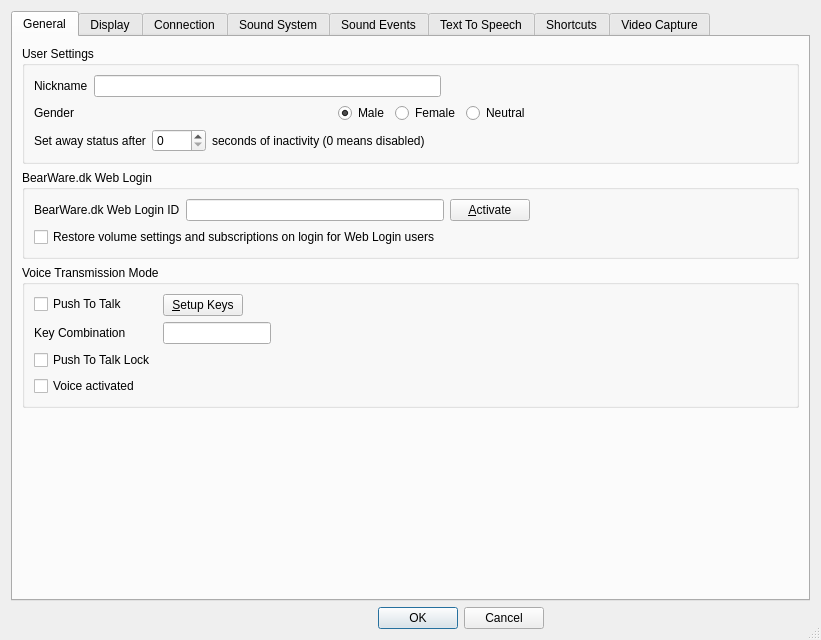
Before: the Qt Designer form Client/qtTeamTalk/preferences.ui in BearWare/TeamTalk5, drawn with Qt 5.
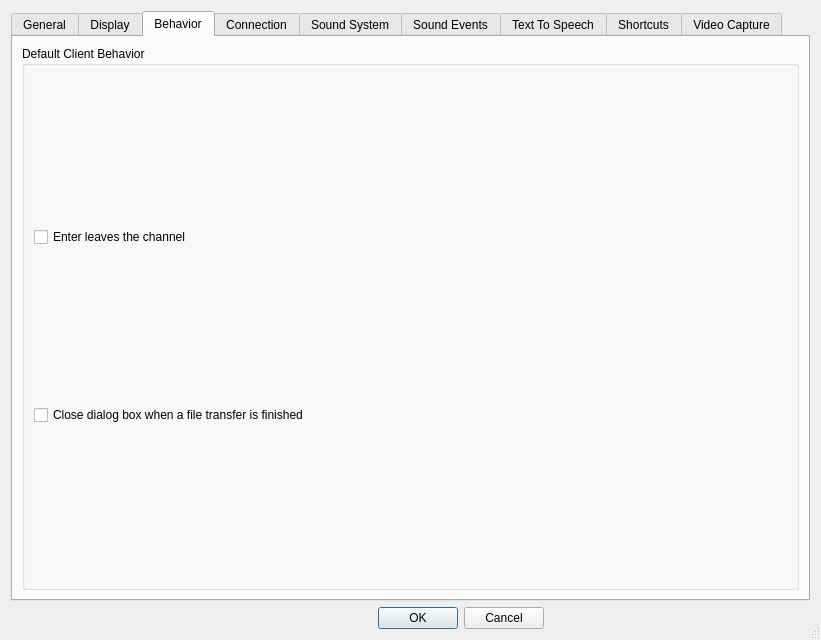
After: the same form once the commit is applied. The open tabs and pages were chosen to show the change. Icons and pictures are not drawn. Custom widgets are drawn as their Qt base class.

Commit message: Add a Behavior tab to preferences

```diff
--- a/Client/qtTeamTalk/preferences.ui
+++ b/Client/qtTeamTalk/preferences.ui
@@ -644,6 +644,36 @@
        </item>
       </layout>
      </widget>
+     <widget class="QWidget" name="behaviorTab">
+      <attribute name="title">
+       <string>Behavior</string>
+      </attribute>
+      <layout class="QVBoxLayout" name="verticalLayout_13">
+       <item>
+        <widget class="QGroupBox" name="groupBox_behav">
+         <property name="title">
+          <string>Default Client Behavior</string>
+         </property>
+         <layout class="QVBoxLayout" name="verticalLayout_behav">
+          <item>
+           <widget class="QCheckBox" name="enterLeaveChkBox">
+            <property name="text">
+             <string>Enter leaves the channel</string>
+            </property>
+           </widget>
+          </item>
+          <item>
+           <widget class="QCheckBox" name="closeFileDlgChkBox">
+            <property name="text">
+             <string>Close dialog box when a file transfer is finished</string>
+            </property>
+           </widget>
+          </item>
+         </layout>
+        </widget>
+       </item>
+      </layout>
+     </widget>
      <widget class="QWidget" name="connectionTab">
       <attribute name="title">
        <string>Connection</string>
```
The commit also changes 6 other files.
